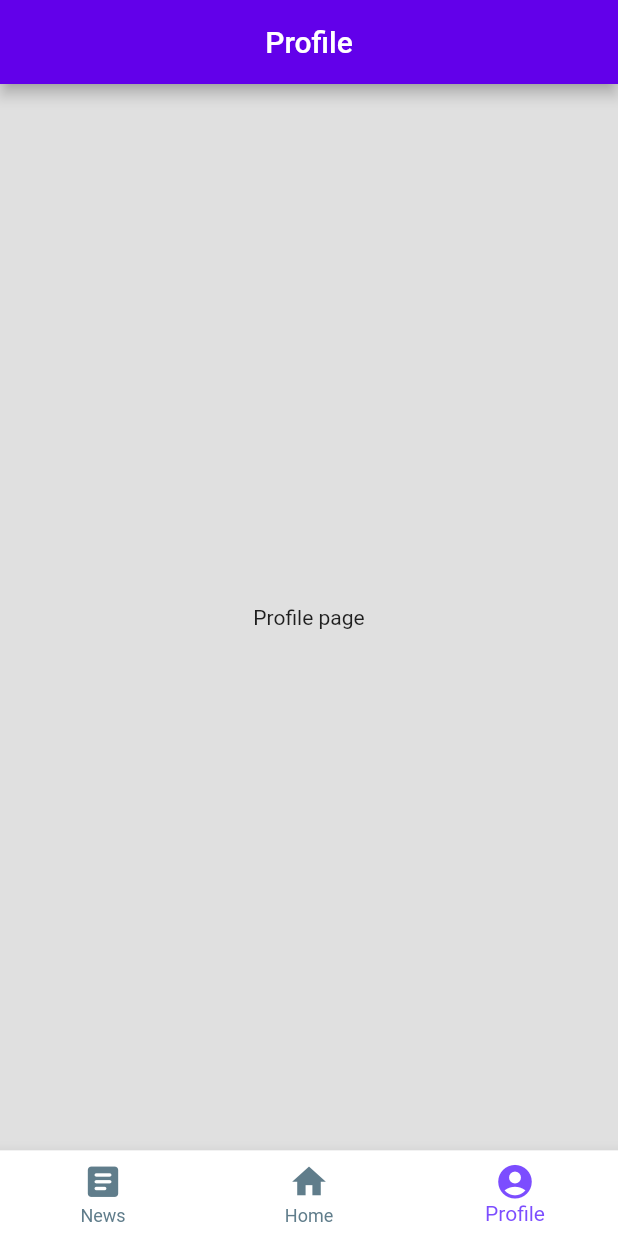
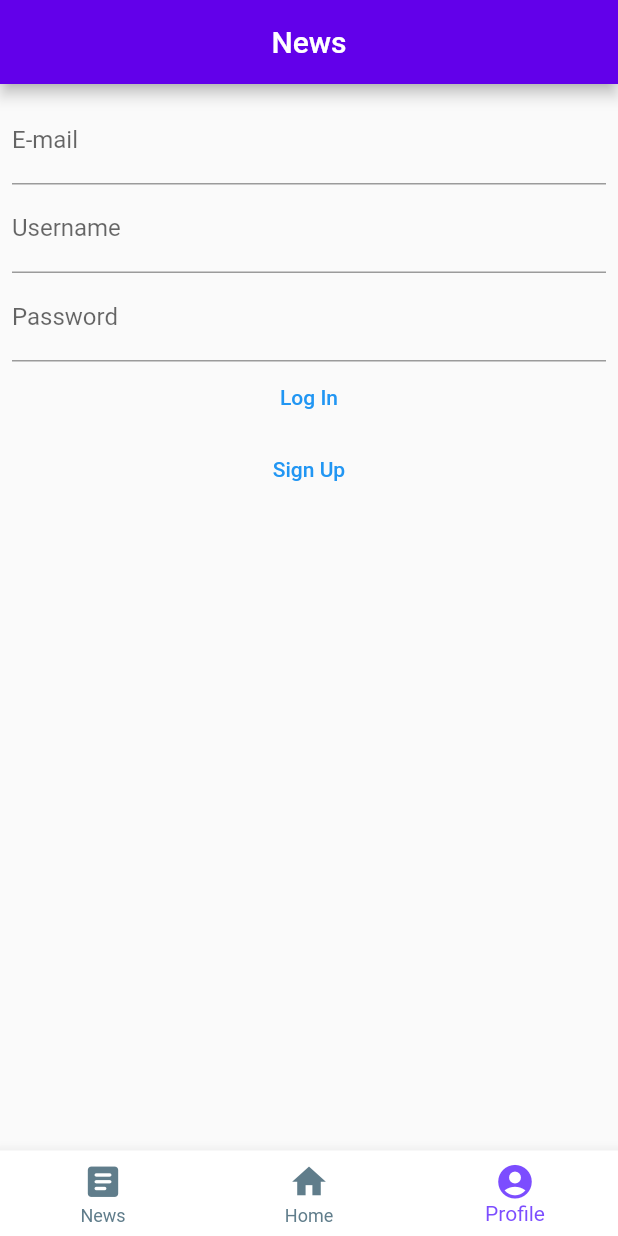
Before and after one commit to Team-Identified/Iside-Moscow, a Flutter app: the screen it shows after launch, item 3 of the bottom bar chosen, on a phone screen of 412 x 824 dp. Run offline on Flutter 3.47's test engine with Material 2 defaults, Android fonts, the phone set to English and light mode, and no system bars; our stand-ins replace flutter_secure_storage.

Commit message:
authorization process done

```diff
--- /dev/null
+++ b/mobile_app/lib/config.dart
@@ -0,0 +1,5 @@
+import 'package:flutter_secure_storage/flutter_secure_storage.dart';
+
+
+const String SERVER_URL = "10.0.2.2:8000";
+final storage = FlutterSecureStorage();
--- a/mobile_app/lib/main.dart
+++ b/mobile_app/lib/main.dart
@@ -1,6 +1,5 @@
 import 'package:flutter/material.dart';
 import 'package:mobile_app/services/BottomAppBar.dart';
-
 void main() {
   runApp(Main());
 }
--- /dev/null
+++ b/mobile_app/lib/pages/authorization.dart
@@ -0,0 +1,115 @@
+import 'package:flutter/material.dart';
+import 'package:flutter_secure_storage/flutter_secure_storage.dart';
+import 'package:http/http.dart' as http;
+import 'dart:convert' show json, base64, ascii;
+import 'package:mobile_app/config.dart';
+import 'package:mobile_app/pages/profile.dart';
+
+
+class User extends StatelessWidget {
+  final TextEditingController _usernameController = TextEditingController();
+  final TextEditingController _passwordController = TextEditingController();
+  final TextEditingController _emailController = TextEditingController();
+
+  void displayDialog(context, title, text) => showDialog(
+    context: context,
+    builder: (context) =>
+        AlertDialog(
+            title: Text(title),
+            content: Text(text)
+        ),
+  );
+
+  Future<Map> attemptLogIn(String username, String password) async {
+    var res = await http.post(
+        Uri.http(SERVER_URL, '/auth/jwt/create/'),
+        body: {
+          "username": username,
+          "password": password
+        }
+    );
+    if(res.statusCode == 200) return json.decode(res.body);
+    return null;
+  }
+
+  Future<int> attemptSignUp(String email,String username, String password) async {
+    var res = await http.post(
+        Uri.http(SERVER_URL, '/auth/users/'),
+        body: {
+          "email": email,
+          "username": username,
+          "password": password
+        }
+    );
+    return res.statusCode;
+
+  }
+
+  @override
+  Widget build(BuildContext context) {
+    return Scaffold(
+        appBar: AppBar(
+          title:Text("News"),
+          centerTitle: true,
+          backgroundColor: Colors.deepPurpleAccent[700],
+        ),
+        body: Padding(
+          padding: const EdgeInsets.all(8.0),
+          child: Column(
+            children: <Widget>[
+            TextField(
+            controller: _emailController,
+            decoration: InputDecoration(
+                labelText: 'E-mail'
+            ),
+          ),
+              TextField(
+                controller: _usernameController,
+                decoration: InputDecoration(
+                    labelText: 'Username'
+                ),
+              ),
+              TextField(
+                controller: _passwordController,
+                obscureText: true,
+                decoration: InputDecoration(
+                    labelText: 'Password'
+                ),
+              ),
+              TextButton(
+                  onPressed: () async {
+                    var username = _usernameController.text;
+                    var password = _passwordController.text;
+                    var jwt = await attemptLogIn(username, password);
+                    print(jwt["access"]);
+                    print(jwt["refresh"]);
+                    if(jwt != null) {
+                      storage.write(key: "access_jwt", value: jwt["access"]);
+                      storage.write(key: "refresh_jwt", value: jwt["refresh"]);
+                      Navigator.push(
+                          context,
+                          MaterialPageRoute(
+                              builder: (context) => Profile()
+                          )
+                      );
+                    } else {
+                      displayDialog(context, "An Error Occurred", "No account was found matching that username and password");
+                    }
+                  },
+                  child: Text("Log In")
+              ),
+              TextButton(
+                  onPressed: () async {
+                    var username = _usernameController.text;
+                    var password = _passwordController.text;
+                    var email = _emailController.text;
+                    await attemptSignUp(email,username, password);
+                    },
+                    child: Text("Sign Up")
+              ),
+            ],
+          ),
+        )
+    );
+  }
+}
--- a/mobile_app/lib/pages/user.dart
+++ b/mobile_app/lib/pages/profile.dart
@@ -1,11 +1,11 @@
 import 'package:flutter/material.dart';
 
-class User extends StatefulWidget {
+class Profile extends StatefulWidget {
   @override
-  _UserState createState() => _UserState();
+  _ProfileState createState() => _ProfileState();
 }
 
-class _UserState extends State<User> {
+class _ProfileState extends State<Profile> {
   @override
   Widget build(BuildContext context) {
     return MaterialApp(
--- a/mobile_app/lib/services/BottomAppBar.dart
+++ b/mobile_app/lib/services/BottomAppBar.dart
@@ -1,7 +1,7 @@
 import 'package:flutter/material.dart';
 import 'package:mobile_app/pages/home.dart';
 import 'package:mobile_app/pages/news.dart';
-import 'package:mobile_app/pages/user.dart';
+import 'package:mobile_app/pages/authorization.dart';
 
 class CustomBottomAppBar extends StatefulWidget {
 
--- a/mobile_app/pubspec.yaml
+++ b/mobile_app/pubspec.yaml
@@ -32,6 +32,8 @@ dependencies:
   # The following adds the Cupertino Icons font to your application.
   # Use with the CupertinoIcons class for iOS style icons.
   cupertino_icons: ^1.0.2
+  flutter_secure_storage: ^3.3.1+1
+  http: ^0.13.1
 
 dev_dependencies:
   flutter_test:
```
Also changed, not shown: mobile_app/lib/tools.dart (added, +67 -0 lines), mobile_app/pubspec.lock, 5 other files.
